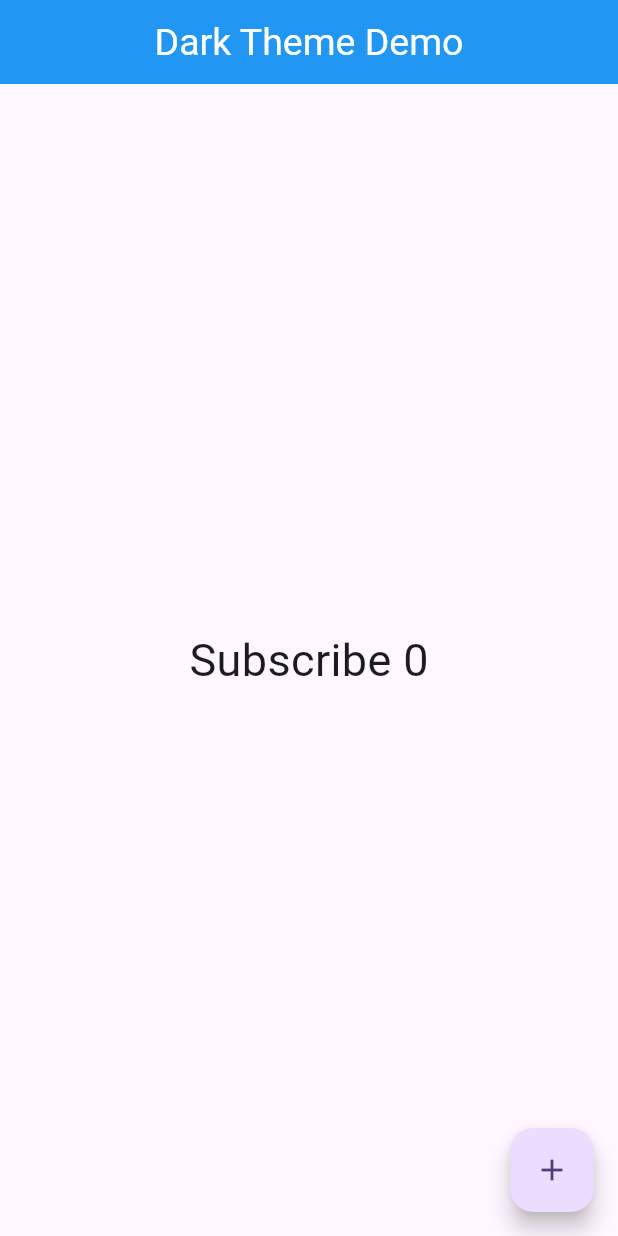
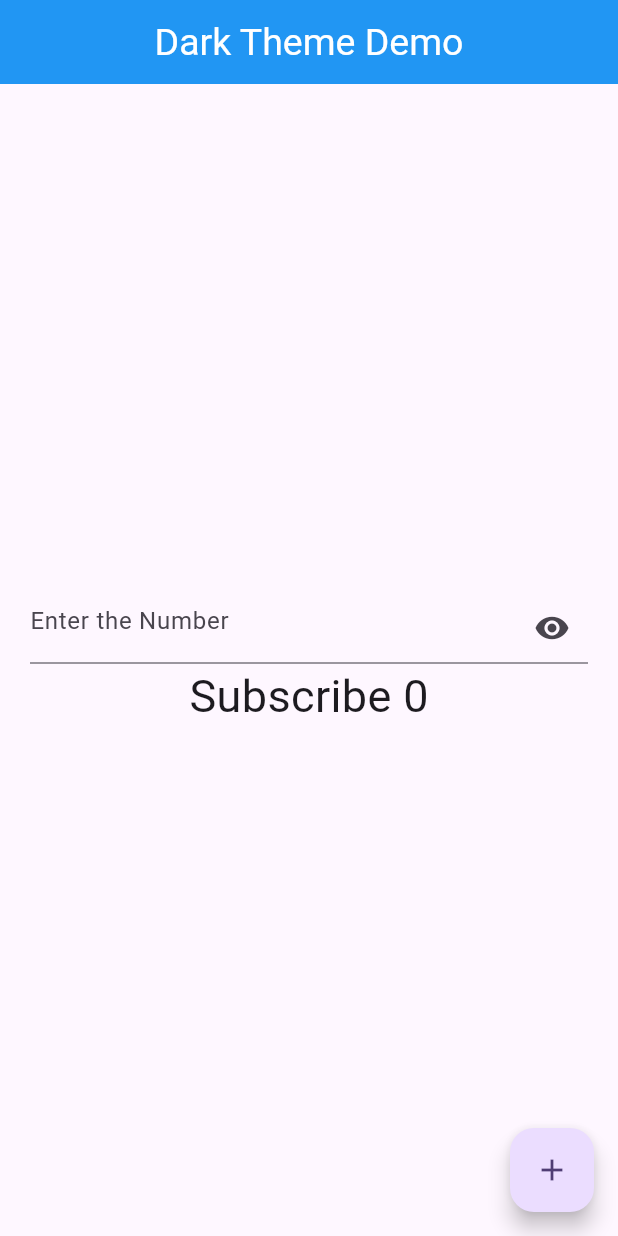
Before and after one commit to sup0808/FlutterProvider, a Flutter app: the screen it shows after launch, on a phone screen of 412 x 824 dp. Run offline on Flutter 3.47's test engine with Material 3 defaults, Android fonts, the phone set to English and light mode, and no system bars.

Commit message:
Implement TextFormField for password show and hide feature -- Use ValueNotifier -- Use ValueListenableBuilder

```diff
--- a/lib/screen/value_notify_listener.dart
+++ b/lib/screen/value_notify_listener.dart
@@ -7,6 +7,7 @@ class ValueNotifyListener extends StatelessWidget {
   Widget build(BuildContext context) {
     print("build");
     ValueNotifier<int> _counter = ValueNotifier(0);
+    ValueNotifier<bool> toggle = ValueNotifier(false);
     return Scaffold(
       appBar: AppBar(
         title: Text("Dark Theme Demo"),
@@ -14,24 +15,43 @@ class ValueNotifyListener extends StatelessWidget {
         titleTextStyle: TextStyle(fontSize: 25, color: Colors.white),
         backgroundColor: Colors.blue,
       ),
-      body: Column(
-        mainAxisAlignment: MainAxisAlignment.center,
-        children: [
-          Center(
-            child: ValueListenableBuilder(
+      body: Padding(
+        padding: const EdgeInsets.all(20.0),
+        child: Column(
+          mainAxisAlignment: MainAxisAlignment.center,
+          children: [
+            ValueListenableBuilder(
+              valueListenable: toggle,
+              builder: (context, value, child) {
+                return TextFormField(
+                  obscureText: toggle.value,
+                  decoration: InputDecoration(
+                      hintText: 'Enter the Number',
+                      suffixIcon: InkWell(
+                          onTap: () {
+                            toggle.value = !toggle.value;
+                          },
+                          child: Icon(toggle.value
+                              ? Icons.visibility_off_outlined
+                              : Icons.visibility))),
+                );
+              },
+            ),
+            Center(
+                child: ValueListenableBuilder(
               valueListenable: _counter,
-              builder: (context,value,child){
+              builder: (context, value, child) {
                 return Text(
                   "Subscribe ${_counter.value}",
                   style: TextStyle(fontSize: 30),
                 );
               },
-            )
-          )
-        ],
+            ))
+          ],
+        ),
       ),
       floatingActionButton: FloatingActionButton(
-        onPressed: (){
+        onPressed: () {
           _counter.value++;
         },
         child: Icon(Icons.add),
```
